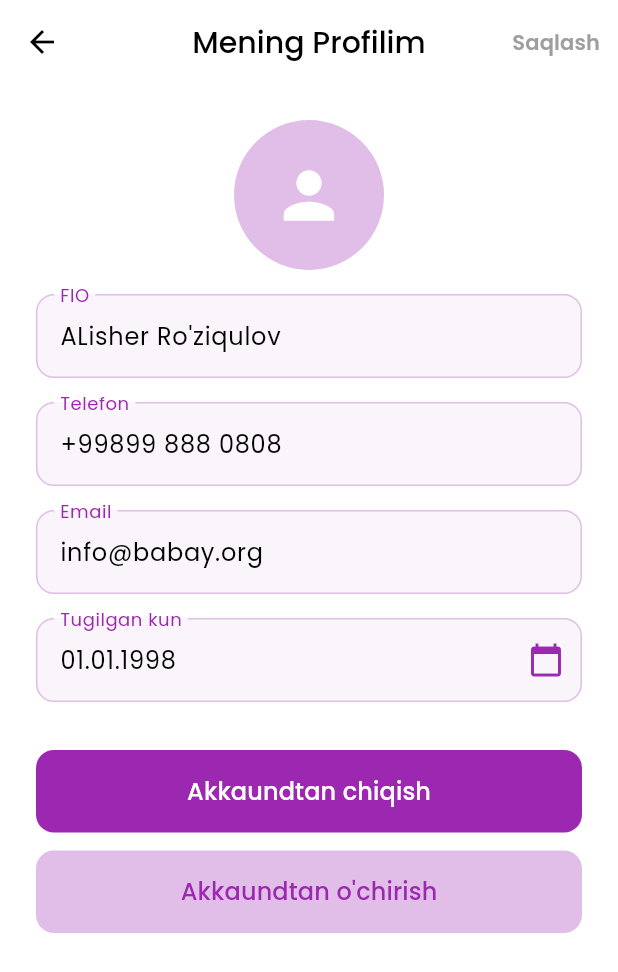
After one commit to khurshidjonkh/babay_mobile, a Flutter app: the EditProfileScreen screen opened directly, on a phone screen of 412 x 824 dp. The commit adds this screen. Shown: the top 972 px of the screen. Run offline on Flutter 3.47's test engine with Material 3 defaults, Android fonts, the phone set to English and light mode, and no system bars; our stand-ins replace google_fonts, image_picker, permission_handler, qr_flutter; missing offline and left inert: mobile_scanner.

Commit message:
added edit profile screen UI

```diff
--- /dev/null
+++ b/lib/presentation/screens/edit_profile_screen.dart
@@ -0,0 +1,251 @@
+import 'dart:io';
+import 'package:flutter/material.dart';
+import 'package:google_fonts/google_fonts.dart';
+import 'package:image_picker/image_picker.dart';
+
+class EditProfileScreen extends StatefulWidget {
+  final String initialName;
+  final String initialPhone;
+  final String initialEmail;
+  final DateTime initialBirthDate;
+
+  const EditProfileScreen({
+    super.key,
+    required this.initialName,
+    required this.initialPhone,
+    required this.initialEmail,
+    required this.initialBirthDate,
+  });
+
+  @override
+  State<EditProfileScreen> createState() => _EditProfileScreenState();
+}
+
+class _EditProfileScreenState extends State<EditProfileScreen> {
+  late TextEditingController nameController;
+  late TextEditingController phoneController;
+  late TextEditingController emailController;
+  late DateTime birthDate;
+  File? _pickedImage;
+  bool _hasChanged = false;
+
+  @override
+  void initState() {
+    super.initState();
+    nameController = TextEditingController(text: widget.initialName);
+    phoneController = TextEditingController(text: widget.initialPhone);
+    emailController = TextEditingController(text: widget.initialEmail);
+    birthDate = widget.initialBirthDate;
+    nameController.addListener(_onChanged);
+    phoneController.addListener(_onChanged);
+    emailController.addListener(_onChanged);
+  }
+
+  void _onChanged() {
+    setState(() {
+      _hasChanged =
+          nameController.text != widget.initialName ||
+          phoneController.text != widget.initialPhone ||
+          emailController.text != widget.initialEmail ||
+          birthDate != widget.initialBirthDate;
+    });
+  }
+
+  @override
+  void dispose() {
+    nameController.dispose();
+    phoneController.dispose();
+    emailController.dispose();
+    super.dispose();
+  }
+
+  Future<void> _pickImage() async {
+    final picker = ImagePicker();
+    final picked = await picker.pickImage(source: ImageSource.gallery);
+    if (picked != null) {
+      setState(() {
+        _pickedImage = File(picked.path);
+        _hasChanged = true;
+      });
+    }
+  }
+
+  Future<void> _pickBirthDate() async {
+    final picked = await showDatePicker(
+      context: context,
+      initialDate: birthDate,
+      firstDate: DateTime(1900),
+      lastDate: DateTime.now(),
+    );
+    if (picked != null && picked != birthDate) {
+      setState(() {
+        birthDate = picked;
+        _hasChanged = true;
+      });
+    }
+  }
+
+  @override
+  Widget build(BuildContext context) {
+    return Scaffold(
+      backgroundColor: Colors.white,
+      appBar: AppBar(
+        backgroundColor: Colors.white,
+        elevation: 0,
+        centerTitle: true,
+        leading: IconButton(
+          icon: const Icon(Icons.arrow_back, color: Colors.black),
+          onPressed: () => Navigator.pop(context),
+        ),
+        title: Text(
+          'Mening Profilim',
+          style: GoogleFonts.poppins(
+            color: Colors.black,
+            fontSize: 20,
+            fontWeight: FontWeight.w500,
+          ),
+        ),
+        actions: [
+          TextButton(
+            onPressed: _hasChanged ? () {/* Save logic here */} : null,
+            child: Text(
+              'Saqlash',
+              style: GoogleFonts.poppins(
+                color: _hasChanged ? Colors.purple : Colors.grey,
+                fontWeight: FontWeight.w600,
+              ),
+            ),
+          ),
+        ],
+      ),
+      body: SingleChildScrollView(
+        child: Padding(
+          padding: const EdgeInsets.all(24.0),
+          child: Column(
+            children: [
+              GestureDetector(
+                onTap: _pickImage,
+                child: CircleAvatar(
+                  radius: 50,
+                  backgroundColor: Colors.purple.shade100,
+                  backgroundImage:
+                      _pickedImage != null ? FileImage(_pickedImage!) : null,
+                  child: _pickedImage == null
+                      ? const Icon(Icons.person, size: 50, color: Colors.white)
+                      : null,
+                ),
+              ),
+              const SizedBox(height: 16),
+              _buildTextField('FIO', nameController),
+              const SizedBox(height: 16),
+              _buildTextField('Telefon', phoneController,
+                  keyboardType: TextInputType.phone),
+              const SizedBox(height: 16),
+              _buildTextField('Email', emailController,
+                  keyboardType: TextInputType.emailAddress),
+              const SizedBox(height: 16),
+              _buildBirthDateField(),
+              const SizedBox(height: 32),
+              _buildActionButton(
+                text: 'Akkaundtan chiqish',
+                color: Colors.purple,
+                textColor: Colors.white,
+                onPressed: () {},
+              ),
+              const SizedBox(height: 12),
+              _buildActionButton(
+                text: 'Akkaundtan o\'chirish',
+                color: Colors.purple.shade100,
+                textColor: Colors.purple,
+                onPressed: () {},
+              ),
+            ],
+          ),
+        ),
+      ),
+    );
+  }
+
+  Widget _buildTextField(String label, TextEditingController controller,
+      {TextInputType keyboardType = TextInputType.text}) {
+    return TextField(
+      controller: controller,
+      keyboardType: keyboardType,
+      style: GoogleFonts.poppins(color: Colors.black),
+      decoration: InputDecoration(
+        labelText: label,
+        labelStyle: GoogleFonts.poppins(color: Colors.purple),
+        filled: true,
+        fillColor: Colors.purple.withOpacity(0.05),
+        enabledBorder: OutlineInputBorder(
+          borderRadius: BorderRadius.circular(12),
+          borderSide: BorderSide(color: Colors.purple.shade100),
+        ),
+        focusedBorder: OutlineInputBorder(
+          borderRadius: BorderRadius.circular(12),
+          borderSide: BorderSide(color: Colors.purple),
+        ),
+      ),
+    );
+  }
+
+  Widget _buildBirthDateField() {
+    return GestureDetector(
+      onTap: _pickBirthDate,
+      child: AbsorbPointer(
+        child: TextField(
+          controller: TextEditingController(
+            text:
+                '${birthDate.day.toString().padLeft(2, '0')}.${birthDate.month.toString().padLeft(2, '0')}.${birthDate.year}',
+          ),
+          style: GoogleFonts.poppins(color: Colors.black),
+          decoration: InputDecoration(
+            labelText: 'Tugilgan kun',
+            labelStyle: GoogleFonts.poppins(color: Colors.purple),
+            filled: true,
+            fillColor: Colors.purple.withOpacity(0.05),
+            enabledBorder: OutlineInputBorder(
+              borderRadius: BorderRadius.circular(12),
+              borderSide: BorderSide(color: Colors.purple.shade100),
+            ),
+            focusedBorder: OutlineInputBorder(
+              borderRadius: BorderRadius.circular(12),
+              borderSide: BorderSide(color: Colors.purple),
+            ),
+            suffixIcon: const Icon(Icons.calendar_today, color: Colors.purple),
+          ),
+        ),
+      ),
+    );
+  }
+
+  Widget _buildActionButton({
+    required String text,
+    required Color color,
+    required Color textColor,
+    required VoidCallback onPressed,
+  }) {
+    return SizedBox(
+      width: double.infinity,
+      child: ElevatedButton(
+        style: ElevatedButton.styleFrom(
+          backgroundColor: color,
+          foregroundColor: textColor,
+          padding: const EdgeInsets.symmetric(vertical: 16),
+          shape: RoundedRectangleBorder(
+            borderRadius: BorderRadius.circular(12),
+          ),
+          elevation: 0,
+        ),
+        onPressed: onPressed,
+        child: Text(
+          text,
+          style: GoogleFonts.poppins(
+            fontWeight: FontWeight.w500,
+            fontSize: 16,
+          ),
+        ),
+      ),
+    );
+  }
+}
--- a/lib/presentation/screens/profile_screen.dart
+++ b/lib/presentation/screens/profile_screen.dart
@@ -1,6 +1,7 @@
 import 'package:flutter/material.dart';
 import 'package:google_fonts/google_fonts.dart';
 import 'package:qr_flutter/qr_flutter.dart';
+import 'edit_profile_screen.dart';
 
 class ProfileScreen extends StatelessWidget {
   const ProfileScreen({super.key});
@@ -29,7 +30,17 @@ class ProfileScreen extends StatelessWidget {
           IconButton(
             icon: const Icon(Icons.edit_outlined, color: Colors.black),
             onPressed: () {
-              // Will implement edit functionality later
+              Navigator.push(
+                context,
+                MaterialPageRoute(
+                  builder: (context) => EditProfileScreen(
+                    initialName: "ALisher Ro'ziqulov",
+                    initialPhone: "+99899 888 0808",
+                    initialEmail: "info@babay.org",
+                    initialBirthDate: DateTime(1998, 1, 1),
+                  ),
+                ),
+              );
             },
           ),
         ],
--- a/lib/presentation/screens/splash_screen.dart
+++ b/lib/presentation/screens/splash_screen.dart
@@ -28,9 +28,9 @@ class _SplashScreenState extends State<SplashScreen>
 
     // Navigate to auth screen after splash
     Future.delayed(const Duration(seconds: 3), () {
-      Navigator.of(
-        context,
-      ).pushReplacement(MaterialPageRoute(builder: (_) => const PhoneInputScreen()));
+      Navigator.of(context).pushReplacement(
+        MaterialPageRoute(builder: (_) => const PhoneInputScreen()),
+      );
     });
   }
 
--- a/pubspec.yaml
+++ b/pubspec.yaml
@@ -22,6 +22,7 @@ dependencies:
   mobile_scanner: ^4.0.0
   permission_handler: ^11.3.0
   qr_flutter: ^4.1.0
+  image_picker: ^1.0.7
 
 dev_dependencies:
   flutter_test:
@@ -51,7 +52,6 @@ flutter:
     - assets/images/safia.jpg
     - assets/images/korzinka.png
     - assets/images/qanotchi.jpg
-    - assets/images/Mukhtor.jpg
   #   - images/a_dot_ham.jpeg
 
   # example:
```
Also changed, not shown: pubspec.lock.
